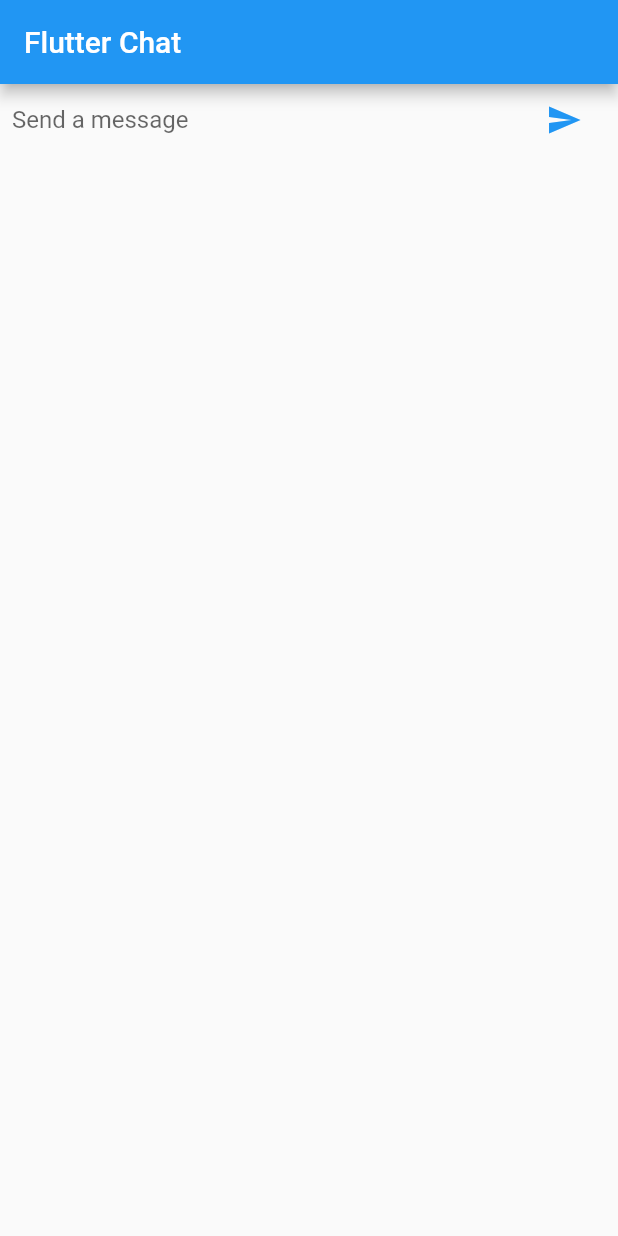
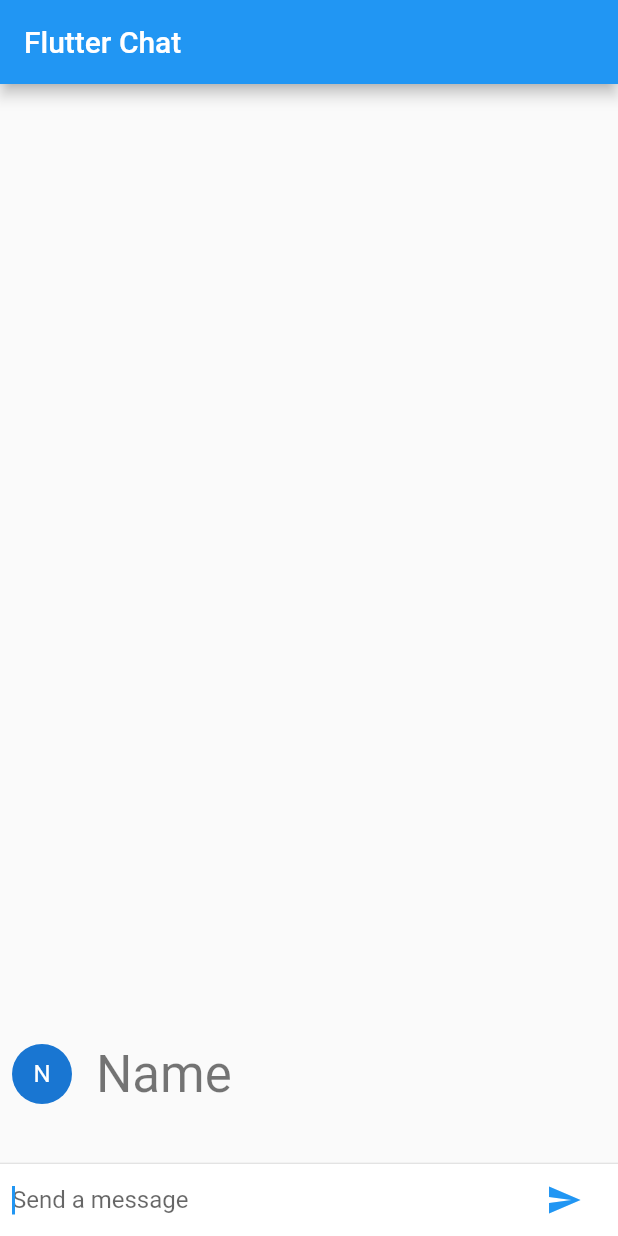
Before and after one commit to waithethtetoo/Flutter_chat_app, a Flutter app: the screen it shows after launch, after a tap on the "send" icon, on a phone screen of 412 x 824 dp. Run offline on Flutter 3.47's test engine with Material 2 defaults, Android fonts, the phone set to English and light mode, and no system bars.

Commit message:
Create UI for displaying message with list

```diff
--- a/chat_app/lib/main.dart
+++ b/chat_app/lib/main.dart
@@ -55,12 +55,30 @@ class ChatScreen extends StatefulWidget {
 
 class _ChatScreenState extends State<ChatScreen> {
   final _textController = TextEditingController();
+  final List<ChatMessage> _message = [];
+  final FocusNode _focusNode = FocusNode();
+
   @override
   Widget build(BuildContext context) {
     return Scaffold(
-      appBar: AppBar(title: Text('Flutter Chat')),
-      body: buildTextComposer(),
-    );
+        appBar: AppBar(title: Text('Flutter Chat')),
+        body: Column(
+          children: [
+            Flexible(
+              child: ListView.builder(
+                padding: EdgeInsets.all(8.0), // create whitespace between message
+                reverse: true,
+                itemBuilder: (_, int index) => _message[index],
+                itemCount: _message.length,
+              ),
+            ),
+            Divider(height: 1.0),
+            Container(
+              decoration: BoxDecoration(color: Theme.of(context).cardColor),
+              child: buildTextComposer(),
+            )
+          ],
+        ));
   }
 
   // manage State of input field and Send Button
@@ -75,6 +93,7 @@ class _ChatScreenState extends State<ChatScreen> {
               controller: _textController,
               onSubmitted: handleSubmitted,
               decoration: InputDecoration.collapsed(hintText: 'Send a message'),
+              focusNode: _focusNode,
             ),
           ),
           Container(
@@ -89,5 +108,12 @@ class _ChatScreenState extends State<ChatScreen> {
 
   void handleSubmitted(String text) {
     _textController.clear();
+    ChatMessage message = ChatMessage(
+      text: text,
+    );
+    setState(() {
+      _message.insert(0, message);
+    });
+    _focusNode.requestFocus();
   }
 }
```
